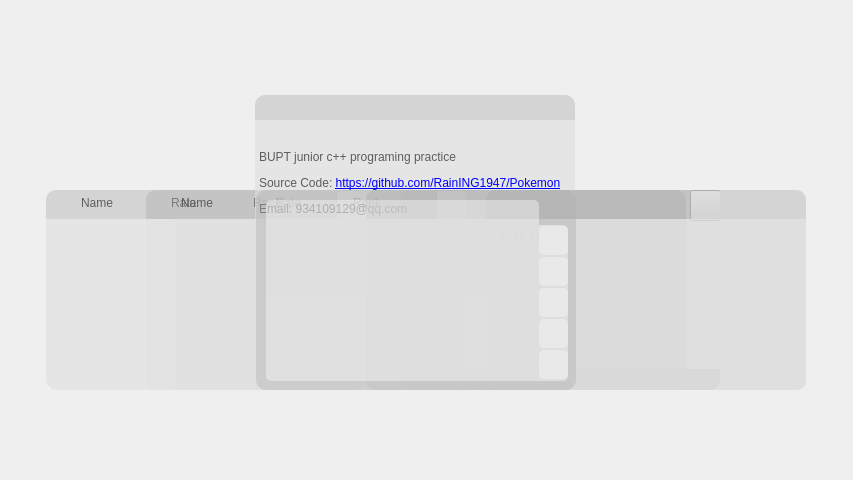
The window that PokemonClient/mainpage.ui (XiaoyuWang-BUPT/Pokemon) describes before a commit, drawn with Qt 5.
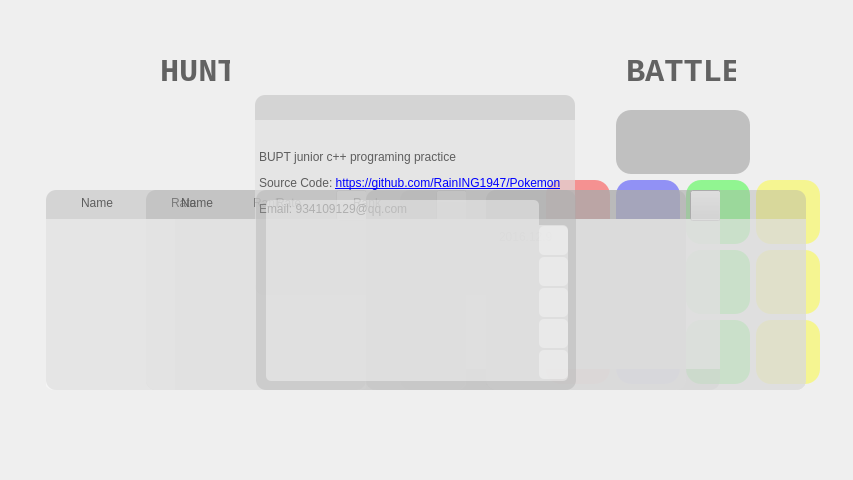
The same window after the commit. Icons and pictures are not drawn.

The edit to the form file:
```diff
--- a/PokemonClient/mainpage.ui
+++ b/PokemonClient/mainpage.ui
@@ -161,6 +161,30 @@
      <height>400</height>
     </rect>
    </property>
+   <widget class="QLabel" name="label_2">
+    <property name="geometry">
+     <rect>
+      <x>160</x>
+      <y>40</y>
+      <width>70</width>
+      <height>64</height>
+     </rect>
+    </property>
+    <property name="font">
+     <font>
+      <family>Consolas</family>
+      <pointsize>24</pointsize>
+      <weight>75</weight>
+      <bold>true</bold>
+     </font>
+    </property>
+    <property name="styleSheet">
+     <string notr="true">color: rgba(0, 0, 0, 150);</string>
+    </property>
+    <property name="text">
+     <string>HUNT</string>
+    </property>
+   </widget>
   </widget>
   <widget class="QWidget" name="battlePicContainer" native="true">
    <property name="geometry">
@@ -171,6 +195,302 @@
      <height>400</height>
     </rect>
    </property>
+   <widget class="QPushButton" name="closeMainWidgetButton">
+    <property name="geometry">
+     <rect>
+      <x>390</x>
+      <y>0</y>
+      <width>36</width>
+      <height>36</height>
+     </rect>
+    </property>
+    <property name="cursor">
+     <cursorShape>PointingHandCursor</cursorShape>
+    </property>
+    <property name="toolTip">
+     <string comment="close" extracomment="Close"/>
+    </property>
+    <property name="toolTipDuration">
+     <number>1</number>
+    </property>
+    <property name="styleSheet">
+     <string notr="true">border-image: url(:/close);</string>
+    </property>
+    <property name="text">
+     <string/>
+    </property>
+    <property name="flat">
+     <bool>true</bool>
+    </property>
+   </widget>
+   <widget class="QWidget" name="waterGold" native="true">
+    <property name="geometry">
+     <rect>
+      <x>190</x>
+      <y>180</y>
+      <width>64</width>
+      <height>64</height>
+     </rect>
+    </property>
+    <property name="cursor">
+     <cursorShape>PointingHandCursor</cursorShape>
+    </property>
+    <property name="styleSheet">
+     <string notr="true">#waterGold{background-color: rgba(0,0,255,100);
+image: url(:/resource/waterGold.png);
+border-radius: 15px;}</string>
+    </property>
+   </widget>
+   <widget class="QWidget" name="waterSilver" native="true">
+    <property name="geometry">
+     <rect>
+      <x>190</x>
+      <y>250</y>
+      <width>64</width>
+      <height>64</height>
+     </rect>
+    </property>
+    <property name="cursor">
+     <cursorShape>PointingHandCursor</cursorShape>
+    </property>
+    <property name="styleSheet">
+     <string notr="true">#waterSilver{background-color: rgba(0,0,255,100);
+image: url(:/resource/waterSilver.png);
+border-radius: 15px;}</string>
+    </property>
+   </widget>
+   <widget class="QWidget" name="waterBronze" native="true">
+    <property name="geometry">
+     <rect>
+      <x>190</x>
+      <y>320</y>
+      <width>64</width>
+      <height>64</height>
+     </rect>
+    </property>
+    <property name="cursor">
+     <cursorShape>PointingHandCursor</cursorShape>
+    </property>
+    <property name="styleSheet">
+     <string notr="true">#waterBronze{background-color: rgba(0,0,255,100);
+image: url(:/resource/waterBronze.png);
+border-radius: 15px;}</string>
+    </property>
+   </widget>
+   <widget class="QWidget" name="fireSilver" native="true">
+    <property name="geometry">
+     <rect>
+      <x>120</x>
+      <y>250</y>
+      <width>64</width>
+      <height>64</height>
+     </rect>
+    </property>
+    <property name="cursor">
+     <cursorShape>PointingHandCursor</cursorShape>
+    </property>
+    <property name="styleSheet">
+     <string notr="true">#fireSilver{background-color: rgba(255,0,0,100);
+image: url(:/resource/fireSilver.png);
+border-radius: 15px;}
+</string>
+    </property>
+   </widget>
+   <widget class="QWidget" name="fireBronze" native="true">
+    <property name="geometry">
+     <rect>
+      <x>120</x>
+      <y>320</y>
+      <width>64</width>
+      <height>64</height>
+     </rect>
+    </property>
+    <property name="cursor">
+     <cursorShape>PointingHandCursor</cursorShape>
+    </property>
+    <property name="styleSheet">
+     <string notr="true">#fireBronze{background-color: rgba(255,0,0,100);
+image: url(:/resource/fireBronze.png);
+border-radius: 15px;}</string>
+    </property>
+   </widget>
+   <widget class="QWidget" name="fireGold" native="true">
+    <property name="geometry">
+     <rect>
+      <x>120</x>
+      <y>180</y>
+      <width>64</width>
+      <height>64</height>
+     </rect>
+    </property>
+    <property name="cursor">
+     <cursorShape>PointingHandCursor</cursorShape>
+    </property>
+    <property name="styleSheet">
+     <string notr="true">#fireGold{background-color: rgba(255,0,0,100);
+image: url(:/resource/fireGold.png);
+border-radius: 15px;}</string>
+    </property>
+   </widget>
+   <widget class="QWidget" name="elecSilver" native="true">
+    <property name="geometry">
+     <rect>
+      <x>330</x>
+      <y>250</y>
+      <width>64</width>
+      <height>64</height>
+     </rect>
+    </property>
+    <property name="cursor">
+     <cursorShape>PointingHandCursor</cursorShape>
+    </property>
+    <property name="styleSheet">
+     <string notr="true">#elecSilver{background-color: rgba(255,255,0,100);
+image: url(:/resource/flashSilver.png);
+border-radius: 15px;}</string>
+    </property>
+   </widget>
+   <widget class="QWidget" name="elecBronze" native="true">
+    <property name="geometry">
+     <rect>
+      <x>330</x>
+      <y>320</y>
+      <width>64</width>
+      <height>64</height>
+     </rect>
+    </property>
+    <property name="cursor">
+     <cursorShape>PointingHandCursor</cursorShape>
+    </property>
+    <property name="styleSheet">
+     <string notr="true">#elecBronze{background-color: rgba(255,255,0,100);
+image: url(:/resource/flashBronze.png);
+border-radius: 15px;}</string>
+    </property>
+   </widget>
+   <widget class="QWidget" name="bushSilver" native="true">
+    <property name="geometry">
+     <rect>
+      <x>260</x>
+      <y>250</y>
+      <width>64</width>
+      <height>64</height>
+     </rect>
+    </property>
+    <property name="cursor">
+     <cursorShape>PointingHandCursor</cursorShape>
+    </property>
+    <property name="styleSheet">
+     <string notr="true">#bushSilver{background-color: rgba(0,255,0,100);
+image: url(:/resource/bushSilver.png);
+border-radius: 15px;}</string>
+    </property>
+   </widget>
+   <widget class="QWidget" name="bushBronze" native="true">
+    <property name="geometry">
+     <rect>
+      <x>260</x>
+      <y>320</y>
+      <width>64</width>
+      <height>64</height>
+     </rect>
+    </property>
+    <property name="cursor">
+     <cursorShape>PointingHandCursor</cursorShape>
+    </property>
+    <property name="styleSheet">
+     <string notr="true">#bushBronze{background-color: rgba(0,255,0,100);
+image: url(:/resource/bushBronze.png);
+border-radius: 15px;}</string>
+    </property>
+   </widget>
+   <widget class="QWidget" name="elecGold" native="true">
+    <property name="geometry">
+     <rect>
+      <x>330</x>
+      <y>180</y>
+      <width>64</width>
+      <height>64</height>
+     </rect>
+    </property>
+    <property name="cursor">
+     <cursorShape>PointingHandCursor</cursorShape>
+    </property>
+    <property name="styleSheet">
+     <string notr="true">#elecGold{background-color: rgba(255,255,0,100);
+image: url(:/resource/flashGold.png);
+border-radius: 15px;}</string>
+    </property>
+   </widget>
+   <widget class="QWidget" name="bushGold" native="true">
+    <property name="geometry">
+     <rect>
+      <x>260</x>
+      <y>180</y>
+      <width>64</width>
+      <height>64</height>
+     </rect>
+    </property>
+    <property name="cursor">
+     <cursorShape>PointingHandCursor</cursorShape>
+    </property>
+    <property name="styleSheet">
+     <string notr="true">#bushGold{background-color: rgba(0,255,0,100);
+image: url(:/resource/bushGold.png);
+border-radius: 15px;}</string>
+    </property>
+   </widget>
+   <widget class="QWidget" name="vsPlayer" native="true">
+    <property name="geometry">
+     <rect>
+      <x>190</x>
+      <y>110</y>
+      <width>134</width>
+      <height>64</height>
+     </rect>
+    </property>
+    <property name="cursor">
+     <cursorShape>PointingHandCursor</cursorShape>
+    </property>
+    <property name="toolTip">
+     <string comment="Combat with other player" extracomment="Combat with other player"/>
+    </property>
+    <property name="toolTipDuration">
+     <number>-1</number>
+    </property>
+    <property name="styleSheet">
+     <string notr="true">#vsPlayer{
+	background-color: rgba(0,0,0,50);
+	border-radius: 15px;
+	image: url(:/resource/vsplayer.png);
+}
+</string>
+    </property>
+   </widget>
+   <widget class="QLabel" name="label">
+    <property name="geometry">
+     <rect>
+      <x>200</x>
+      <y>40</y>
+      <width>110</width>
+      <height>64</height>
+     </rect>
+    </property>
+    <property name="font">
+     <font>
+      <family>Consolas</family>
+      <pointsize>24</pointsize>
+      <weight>75</weight>
+      <bold>true</bold>
+     </font>
+    </property>
+    <property name="styleSheet">
+     <string notr="true">color: rgba(0, 0, 0, 150);</string>
+    </property>
+    <property name="text">
+     <string>BATTLE</string>
+    </property>
+   </widget>
   </widget>
   <widget class="QWidget" name="listWidgetContainer" native="true">
    <property name="geometry">
```
Left out of the diff: 5 changed lines with no effect on the pictures.
